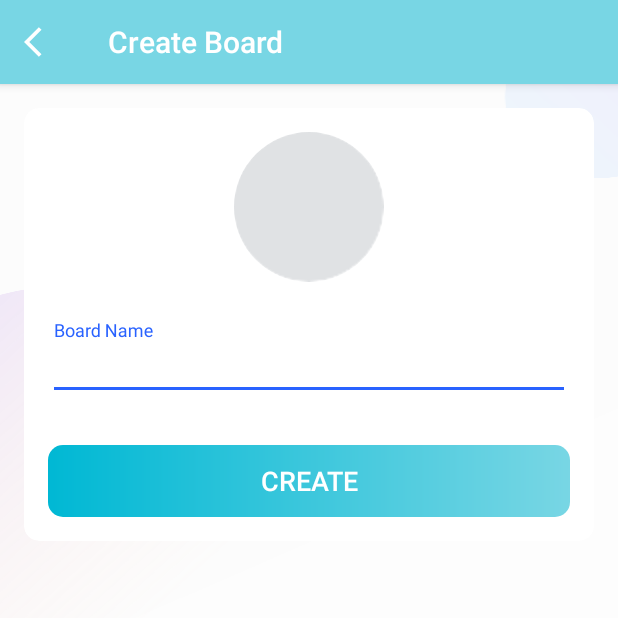
After one commit to Dhananjai543/ProjectManagementApp, an Android app: the CreateBoardActivity screen opened directly, with no data from a screen before it, on a phone screen of 412 x 824 dp, the top half of it. The commit adds this screen. Run offline under Robolectric (Android 15) with nearby library versions, the light colour scheme and no system bars; our stand-ins replace CircleImageView, Firebase (no records; nobody signed in at launch, a user with empty details on screens opened directly).

Commit message:
AutoLogin, Create Board

```diff
--- a/app/build.gradle
+++ b/app/build.gradle
@@ -40,6 +40,7 @@ dependencies {
     implementation 'androidx.appcompat:appcompat:1.3.0'
     implementation 'com.google.android.material:material:1.4.0'
     implementation 'androidx.constraintlayout:constraintlayout:2.0.4'
+    implementation 'com.google.firebase:firebase-storage-ktx:20.0.1'
     testImplementation 'junit:junit:4.+'
     androidTestImplementation 'androidx.test.ext:junit:1.1.3'
     androidTestImplementation 'androidx.test.espresso:espresso-core:3.4.0'
--- /dev/null
+++ b/app/src/main/java/com/example/projectmanagementapp/activities/CreateBoardActivity.kt
@@ -0,0 +1,99 @@
+package com.example.projectmanagementapp.activities
+
+import android.app.Activity
+import android.content.Intent
+import android.content.pm.PackageManager
+import android.net.Uri
+import androidx.appcompat.app.AppCompatActivity
+import android.os.Bundle
+import android.widget.Toast
+import androidx.core.app.ActivityCompat
+import androidx.core.content.ContextCompat
+import com.bumptech.glide.Glide
+import com.example.projectmanagementapp.R
+import com.example.projectmanagementapp.utils.Constants
+import kotlinx.android.synthetic.main.activity_create_board.*
+import kotlinx.android.synthetic.main.activity_my_profile.*
+import java.io.IOException
+
+class CreateBoardActivity : BaseActivity() {
+
+    private var mSelectedImageFileUri : Uri? = null
+    private lateinit var mUserName : String
+
+    override fun onCreate(savedInstanceState: Bundle?) {
+        super.onCreate(savedInstanceState)
+        setContentView(R.layout.activity_create_board)
+        setupActionBar()
+
+        if(intent.hasExtra(Constants.NAME)){
+            mUserName = intent.getStringExtra(Constants.NAME).toString()
+        }
+
+        iv_board_image.setOnClickListener {
+            if(ContextCompat.checkSelfPermission(
+                    this, android.Manifest.permission.READ_EXTERNAL_STORAGE)
+                == PackageManager.PERMISSION_GRANTED){
+                Constants.showImageChooser(this)
+            }else{
+                ActivityCompat.requestPermissions(
+                    this,
+                    arrayOf(android.Manifest.permission.READ_EXTERNAL_STORAGE),
+                    Constants.READ_STORAGE_PERMISSION_CODE
+                )
+            }
+        }
+
+    }
+    private fun setupActionBar(){
+        setSupportActionBar(toolbar_create_board_activity)
+        val actionBar = supportActionBar
+        if(actionBar != null){
+            actionBar.setDisplayHomeAsUpEnabled(true)
+            actionBar.setHomeAsUpIndicator(R.drawable.ic_white_color_back_24dp)
+            actionBar.title = resources.getString(R.string.create_board_title)
+        }
+
+        toolbar_create_board_activity.setNavigationOnClickListener {
+            onBackPressed()
+        }
+
+    }
+    override fun onRequestPermissionsResult(
+        requestCode: Int,
+        permissions: Array<out String>,
+        grantResults: IntArray
+    ) {
+        super.onRequestPermissionsResult(requestCode, permissions, grantResults)
+        if(requestCode == Constants.READ_STORAGE_PERMISSION_CODE){
+            if(grantResults.isNotEmpty() && grantResults[0] == PackageManager.PERMISSION_GRANTED){
+                Constants.showImageChooser(this)
+            }
+        }else{
+            Toast.makeText(this,"Oops! You just denied the permission for storage.", Toast.LENGTH_SHORT).show()
+        }
+    }
+
+    override fun onActivityResult(requestCode: Int, resultCode: Int, data: Intent?) {
+        super.onActivityResult(requestCode, resultCode, data)
+        if(resultCode == Activity.RESULT_OK && requestCode == Constants.PICK_IMAGE_REQUEST_CODE && data!!.data != null){
+            mSelectedImageFileUri = data.data
+            try {
+                Glide
+                    .with(this)
+                    .load(mSelectedImageFileUri)
+                    .centerCrop()
+                    .placeholder(R.drawable.ic_board_place_holder)
+                    .into(iv_board_image)
+            }catch (e : IOException){
+                e.printStackTrace()
+            }
+        }
+    }
+
+    fun boardCreatedSuccessfully(){
+        hideProgressDialog()
+        finish()
+    }
+
+}
--- a/app/src/main/java/com/example/projectmanagementapp/activities/SignInActivity.kt
+++ b/app/src/main/java/com/example/projectmanagementapp/activities/SignInActivity.kt
@@ -62,7 +62,7 @@ class SignInActivity : BaseActivity() {
                         // Sign in success, update UI with the signed-in user's information
                         Log.d("Sign in", "createUserWithEmail:success")
                         val user = auth.currentUser
-                        FirestoreClass().signInUser(this)
+                        FirestoreClass().loadUserData(this)
                     } else {
                         // If sign in fails, display a message to the user.
                         Log.w("Sign in", "createUserWithEmail:failure", task.exception)
--- a/app/src/main/java/com/example/projectmanagementapp/activities/SignUpActivity.kt
+++ b/app/src/main/java/com/example/projectmanagementapp/activities/SignUpActivity.kt
@@ -49,7 +49,7 @@ class SignUpActivity : BaseActivity() {
             showProgressDialog(resources.getString(R.string.please_wait))
             FirebaseAuth.getInstance().createUserWithEmailAndPassword(email,password).addOnCompleteListener(
                 {
-                    task ->
+                        task ->
                     if(task.isSuccessful){
                         val firebaseUser : FirebaseUser = task.result!!.user!!
                         val registeredEmail = firebaseUser.email!!
@@ -58,6 +58,7 @@ class SignUpActivity : BaseActivity() {
                     }else{
                         Toast.makeText(this,task.exception!!.message,Toast.LENGTH_SHORT).show()
                     }
+                    hideProgressDialog()
                 }
             )
         }
@@ -82,7 +83,7 @@ class SignUpActivity : BaseActivity() {
         }
     }
 
-   public fun userRegisteredSuccess(){
+    public fun userRegisteredSuccess(){
         Toast.makeText(this,"You've successfully registered.",Toast.LENGTH_LONG).show()
         hideProgressDialog()
         FirebaseAuth.getInstance().signOut()
--- a/app/src/main/java/com/example/projectmanagementapp/activities/SplashScreenActivity.kt
+++ b/app/src/main/java/com/example/projectmanagementapp/activities/SplashScreenActivity.kt
@@ -24,8 +24,8 @@ class SplashScreenActivity : AppCompatActivity() {
         tv_app_name.typeface = typeFace
 
         Handler().postDelayed({
-            var currenUserID = FirestoreClass().getCurrentUserId()
-            if(currenUserID.isNotEmpty()){
+            val currentUserID = FirestoreClass().getCurrentUserId()
+            if(!currentUserID.equals("")){
                 startActivity(Intent(this,MainActivity::class.java))
             }else {
                 startActivity(Intent(this, IntroActivity::class.java))
--- /dev/null
+++ b/app/src/main/res/drawable/ic_vector_add_24dp.xml
@@ -0,0 +1,5 @@
+<vector android:height="24dp" android:tint="#FFFFFF"
+    android:viewportHeight="24" android:viewportWidth="24"
+    android:width="24dp" xmlns:android="http://schemas.android.com/apk/res/android">
+    <path android:fillColor="@android:color/white" android:pathData="M19,13h-6v6h-2v-6H5v-2h6V5h2v6h6v2z"/>
+</vector>
--- /dev/null
+++ b/app/src/main/res/drawable/ic_white_color_back_24dp.xml
@@ -0,0 +1,5 @@
+<vector android:height="24dp" android:tint="#FFFFFF"
+    android:viewportHeight="24" android:viewportWidth="24"
+    android:width="24dp" xmlns:android="http://schemas.android.com/apk/res/android">
+    <path android:fillColor="@android:color/white" android:pathData="M11.67,3.87L9.9,2.1 0,12l9.9,9.9 1.77,-1.77L3.54,12z"/>
+</vector>
--- /dev/null
+++ b/app/src/main/res/layout/activity_create_board.xml
@@ -0,0 +1,85 @@
+<?xml version="1.0" encoding="utf-8"?>
+<LinearLayout xmlns:android="http://schemas.android.com/apk/res/android"
+    xmlns:app="http://schemas.android.com/apk/res-auto"
+    xmlns:tools="http://schemas.android.com/tools"
+    android:layout_width="match_parent"
+    android:layout_height="match_parent"
+    android:orientation="vertical"
+    tools:context=".activities.CreateBoardActivity">
+
+
+    <com.google.android.material.appbar.AppBarLayout
+        android:layout_width="match_parent"
+        android:layout_height="wrap_content"
+        android:theme="@style/AppTheme.AppBarOverlay">
+
+        <androidx.appcompat.widget.Toolbar
+            android:id="@+id/toolbar_create_board_activity"
+            android:layout_width="match_parent"
+            android:layout_height="?attr/actionBarSize"
+            android:background="?attr/colorPrimary"
+            app:popupTheme="@style/AppTheme.PopupOverlay" />
+    </com.google.android.material.appbar.AppBarLayout>
+
+    <LinearLayout
+        android:layout_width="match_parent"
+        android:layout_height="wrap_content"
+        android:background="@drawable/ic_background"
+        android:orientation="vertical"
+        android:padding="@dimen/create_board_content_padding">
+
+        <androidx.cardview.widget.CardView
+            android:layout_width="match_parent"
+            android:layout_height="match_parent"
+            android:elevation="@dimen/card_view_elevation"
+            app:cardCornerRadius="@dimen/card_view_corner_radius">
+
+            <LinearLayout
+                android:layout_width="match_parent"
+                android:layout_height="wrap_content"
+                android:gravity="center_horizontal"
+                android:orientation="vertical"
+                android:padding="@dimen/card_view_layout_content_padding">
+
+                <de.hdodenhof.circleimageview.CircleImageView
+                    android:id="@+id/iv_board_image"
+                    android:layout_width="@dimen/board_image_size"
+                    android:layout_height="@dimen/board_image_size"
+                    android:contentDescription="@string/image_contentDescription"
+                    android:src="@drawable/ic_board_place_holder" />
+
+                <com.google.android.material.textfield.TextInputLayout
+                    android:layout_width="match_parent"
+                    android:layout_height="wrap_content"
+                    android:layout_marginTop="@dimen/create_board_til_marginTop">
+
+                    <androidx.appcompat.widget.AppCompatEditText
+                        android:id="@+id/et_board_name"
+                        android:layout_width="match_parent"
+                        android:layout_height="wrap_content"
+                        android:hint="@string/board_name"
+                        android:inputType="text"
+                        android:textSize="@dimen/et_text_size" />
+
+                </com.google.android.material.textfield.TextInputLayout>
+
+                <Button
+                    android:id="@+id/btn_create"
+                    android:layout_width="match_parent"
+                    android:layout_height="wrap_content"
+                    android:layout_gravity="center"
+                    android:layout_marginTop="@dimen/create_board_btn_marginTop"
+                    android:background="@drawable/shape_button_rounded"
+                    android:foreground="?attr/selectableItemBackground"
+                    android:gravity="center"
+                    android:paddingTop="@dimen/btn_paddingTopBottom"
+                    android:paddingBottom="@dimen/btn_paddingTopBottom"
+                    android:text="@string/create"
+                    android:textColor="@android:color/white"
+                    android:textSize="@dimen/btn_text_size" />
+            </LinearLayout>
+        </androidx.cardview.widget.CardView>
+
+    </LinearLayout>
+
+</LinearLayout>
```
Also changed, not shown: app/src/main/AndroidManifest.xml (+15 -3 lines), app/src/main/java/com/example/projectmanagementapp/activities/MainActivity.kt (+32 -2 lines), app/src/main/java/com/example/projectmanagementapp/activities/MyProfileActivity.kt (added, +182 -0 lines), app/src/main/java/com/example/projectmanagementapp/firebase/FirestoreClass.kt (+110 -6 lines), app/src/main/java/com/example/projectmanagementapp/models/Board.kt (added, +40 -0 lines), app/src/main/java/com/example/projectmanagementapp/utils/Constants.kt (+23 -0 lines), app/src/main/res/layout/activity_my_profile.xml (added, +117 -0 lines), app/src/main/res/layout/app_bar_main.xml (+8 -0 lines).
